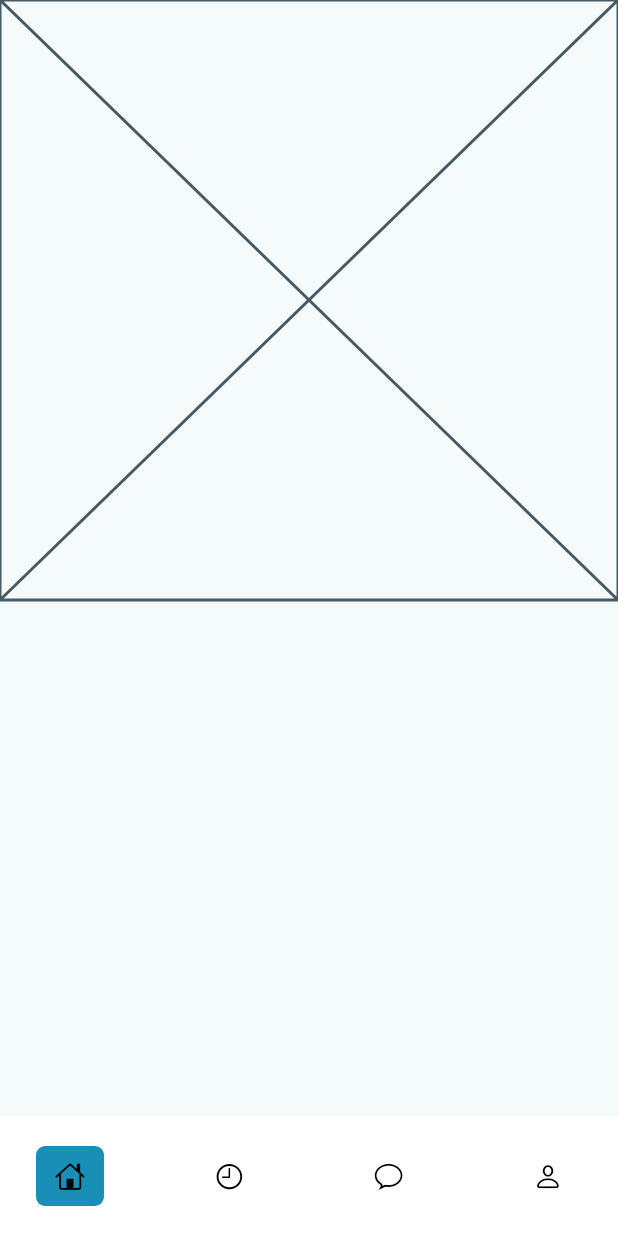
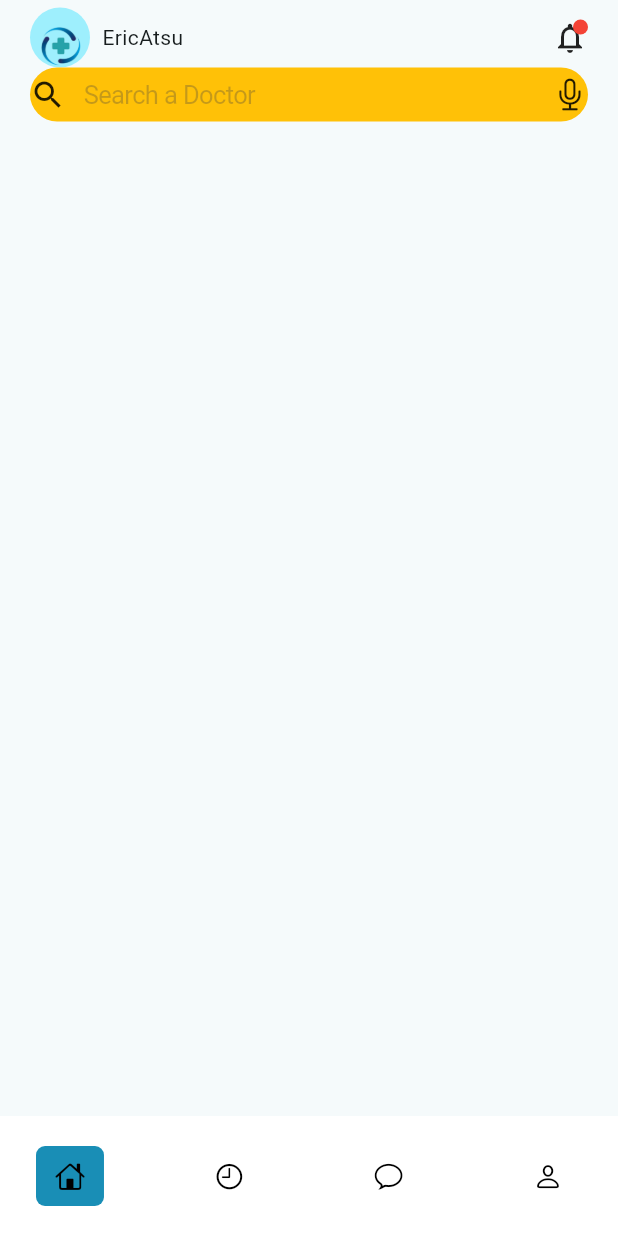
Before and after one commit to ericatsu/mobile_doctor_booking, a Flutter app: the screen it shows after launch, on a phone screen of 412 x 824 dp. Run offline on Flutter 3.47's test engine with Material 2 defaults, Android fonts, the light colour scheme and no system bars; our stand-ins replace get.

Commit message:
✨ search widget

```diff
--- a/lib/screens/home/home_screen.dart
+++ b/lib/screens/home/home_screen.dart
@@ -1,18 +1,32 @@
 import 'package:flutter/material.dart';
+import 'package:mobile_doctor_booking/screens/home/widgets/search_widget.dart';
 import 'package:mobile_doctor_booking/screens/home/widgets/top_widget.dart';
 import 'package:mobile_doctor_booking/shared/exports.dart';
 
-class HomePage extends StatelessWidget {
+class HomePage extends StatefulWidget {
   const HomePage({super.key});
+
+  @override
+  State<HomePage> createState() => _HomePageState();
+}
+
+class _HomePageState extends State<HomePage> {
+    final TextEditingController searchController = TextEditingController();
 
   @override
   Widget build(BuildContext context) {
     final mediaQuery = SizeQuery(context);
-    return Scaffold(
-      body: Column(
-        children: [
-          TopWidget()
-        ],
+    return   SafeArea(
+      child: Scaffold(
+        body: Padding(
+          padding: const EdgeInsets.symmetric(horizontal: 20, vertical: 5),
+          child: Column(
+            children: [
+              const TopWidget(hasNotification: true, name: 'EricAtsu',),
+              SearchWidget(),
+            ],
+          ),
+        ),
       ),
     );
   }
--- /dev/null
+++ b/lib/screens/home/widgets/search_widget.dart
@@ -0,0 +1,59 @@
+import 'package:flutter/cupertino.dart';
+import 'package:flutter/material.dart';
+import 'package:flutter/services.dart';
+
+class SearchWidget extends StatefulWidget {
+  @override
+  State<SearchWidget> createState() => _SearchWidgetState();
+}
+
+class _SearchWidgetState extends State<SearchWidget> {
+  TextEditingController _searchController = TextEditingController();
+  bool _showClearIcon = false;
+
+  @override
+  void initState() {
+    super.initState();
+    _searchController.addListener(() {
+      setState(() {
+        _showClearIcon = _searchController.text.isNotEmpty;
+      });
+    });
+  }
+
+  @override
+  void dispose() {
+    _searchController.dispose();
+    super.dispose();
+  }
+
+  void _clearSearch() {
+    setState(() {
+      _searchController.clear();
+      _showClearIcon = false;
+    });
+  }
+
+  @override
+  Widget build(BuildContext context) {
+    return CupertinoTextField(
+      decoration: BoxDecoration(
+        color: Colors.amber,
+        borderRadius: BorderRadius.circular(20),
+      ),
+      controller: _searchController,
+      placeholder: 'Search a Doctor',
+      padding: EdgeInsets.symmetric(vertical: 8, horizontal: 12),
+      prefix: Icon(Icons.search),
+      suffix: _showClearIcon
+          ? GestureDetector(
+              onTap: _clearSearch,
+              child: Icon(CupertinoIcons.xmark_circle_fill),
+            )
+          : Icon(CupertinoIcons.mic),
+      onChanged: (value) {
+        // Handle search query changes
+      },
+    );
+  }
+}
--- a/lib/screens/home/widgets/top_widget.dart
+++ b/lib/screens/home/widgets/top_widget.dart
@@ -1,10 +1,47 @@
 import 'package:flutter/material.dart';
+import 'package:mobile_doctor_booking/shared/exports.dart';
 
 class TopWidget extends StatelessWidget {
-  const TopWidget({super.key});
+  final String name;
+  final bool hasNotification;
+  const TopWidget(
+      {super.key, required this.name, required this.hasNotification});
 
   @override
   Widget build(BuildContext context) {
-    return const Placeholder();
+    final mediaQuery = SizeQuery(context);
+    return Row(
+      children: [
+        const CircleAvatar(
+          radius: 20,
+          backgroundImage: AssetImage(Images.splash),
+        ),
+        SizedBox(width: mediaQuery.width * 0.02),
+        Expanded(
+          child: Text(
+            name,
+            style: const TextStyle(fontSize: 14, fontWeight: FontWeight.w400),
+          ),
+        ),
+        if (hasNotification)
+          Stack(
+            children: [
+              const Icon(Icons.notifications_outlined),
+              Positioned(
+                top: 0,
+                right: 0,
+                child: Container(
+                  width: 10,
+                  height: 10,
+                  decoration: const BoxDecoration(
+                    shape: BoxShape.circle,
+                    color: Colors.red,
+                  ),
+                ),
+              ),
+            ],
+          ),
+      ],
+    );
   }
 }
```
